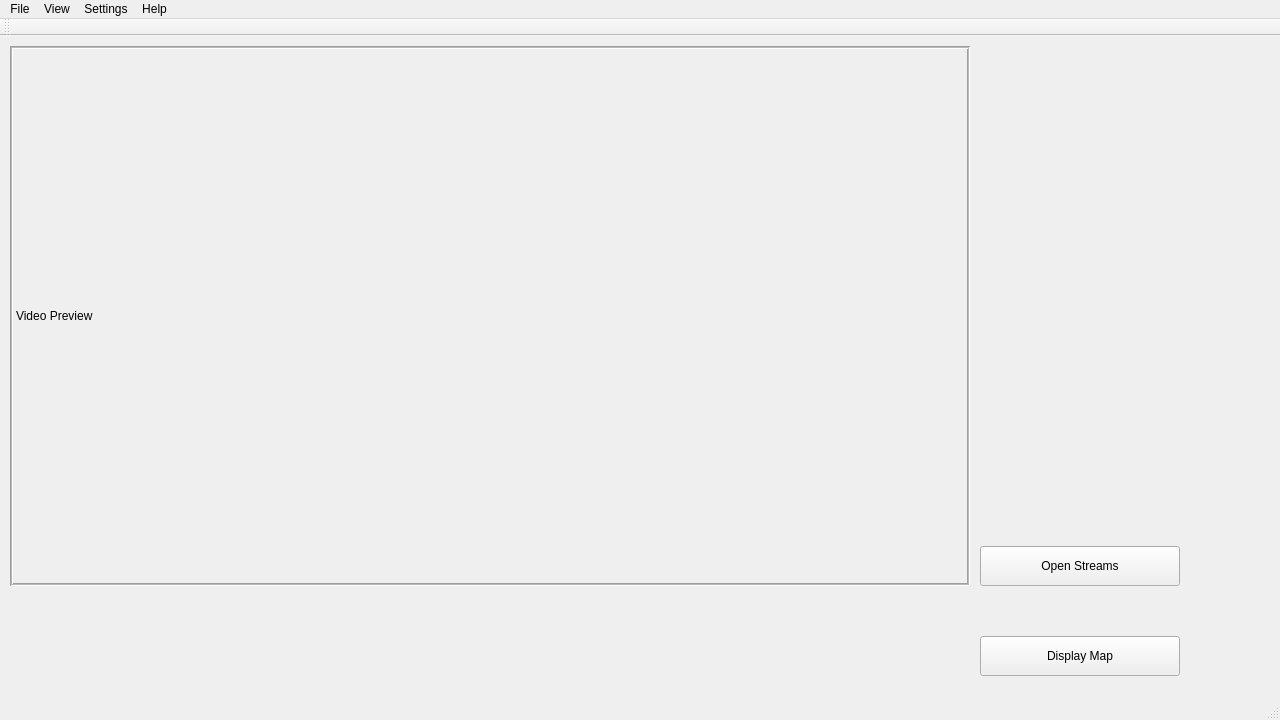
First picture: the form in apps-python/cam-station/mainwindow.ui, repository quachconghoang/iot-base, before the edit.
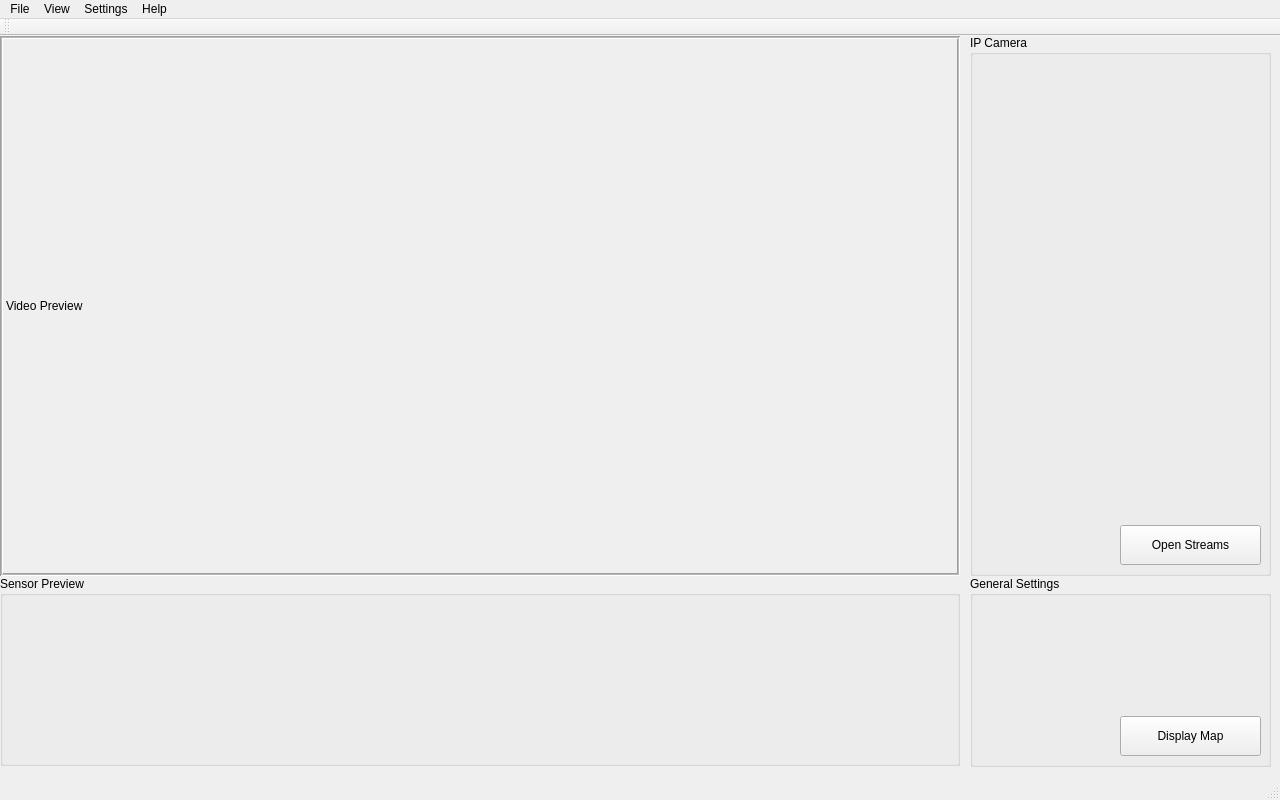
Second picture: the form after the edit.

Patch:
```diff
--- a/apps-python/cam-station/mainwindow.ui
+++ b/apps-python/cam-station/mainwindow.ui
@@ -7,9 +7,15 @@
     <x>0</x>
     <y>0</y>
     <width>1280</width>
-    <height>720</height>
+    <height>800</height>
    </rect>
   </property>
+  <property name="sizePolicy">
+   <sizepolicy hsizetype="Fixed" vsizetype="Fixed">
+    <horstretch>0</horstretch>
+    <verstretch>0</verstretch>
+   </sizepolicy>
+  </property>
   <property name="windowTitle">
    <string>MainWindow</string>
   </property>
@@ -17,31 +23,27 @@
    <bool>false</bool>
   </property>
   <widget class="QWidget" name="centralWidget">
-   <widget class="QPushButton" name="pushButton">
-    <property name="geometry">
-     <rect>
-      <x>980</x>
-      <y>510</y>
-      <width>200</width>
-      <height>40</height>
-     </rect>
-    </property>
-    <property name="text">
-     <string>Open Streams</string>
-    </property>
-    <property name="checkable">
-     <bool>true</bool>
-    </property>
-   </widget>
+   <property name="sizePolicy">
+    <sizepolicy hsizetype="Fixed" vsizetype="Fixed">
+     <horstretch>0</horstretch>
+     <verstretch>0</verstretch>
+    </sizepolicy>
+   </property>
    <widget class="QLabel" name="videoPreview">
     <property name="geometry">
      <rect>
-      <x>10</x>
-      <y>10</y>
+      <x>0</x>
+      <y>0</y>
       <width>960</width>
       <height>540</height>
      </rect>
     </property>
+    <property name="sizePolicy">
+     <sizepolicy hsizetype="Fixed" vsizetype="Fixed">
+      <horstretch>0</horstretch>
+      <verstretch>0</verstretch>
+     </sizepolicy>
+    </property>
     <property name="frameShape">
      <enum>QFrame::Box</enum>
     </property>
@@ -55,21 +57,86 @@
      <string>Video Preview</string>
     </property>
    </widget>
-   <widget class="QPushButton" name="pushBtn_Map">
+   <widget class="QGroupBox" name="groupBox">
     <property name="geometry">
      <rect>
-      <x>980</x>
-      <y>600</y>
-      <width>200</width>
-      <height>40</height>
+      <x>970</x>
+      <y>-1</y>
+      <width>301</width>
+      <height>541</height>
      </rect>
     </property>
-    <property name="text">
-     <string>Display Map</string>
+    <property name="title">
+     <string>IP Camera</string>
     </property>
-    <property name="checkable">
-     <bool>true</bool>
+    <widget class="QPushButton" name="pushBtn_Video">
+     <property name="geometry">
+      <rect>
+       <x>150</x>
+       <y>490</y>
+       <width>141</width>
+       <height>40</height>
+      </rect>
+     </property>
+     <property name="text">
+      <string>Open Streams</string>
+     </property>
+     <property name="checkable">
+      <bool>true</bool>
+     </property>
+    </widget>
+   </widget>
+   <widget class="QGroupBox" name="groupBox_2">
+    <property name="geometry">
+     <rect>
+      <x>970</x>
+      <y>540</y>
+      <width>301</width>
+      <height>191</height>
+     </rect>
     </property>
+    <property name="title">
+     <string>General Settings</string>
+    </property>
+    <widget class="QPushButton" name="pushBtn_Map">
+     <property name="geometry">
+      <rect>
+       <x>150</x>
+       <y>140</y>
+       <width>141</width>
+       <height>40</height>
+      </rect>
+     </property>
+     <property name="text">
+      <string>Display Map</string>
+     </property>
+     <property name="checkable">
+      <bool>true</bool>
+     </property>
+    </widget>
+   </widget>
+   <widget class="QGroupBox" name="groupBox_3">
+    <property name="geometry">
+     <rect>
+      <x>0</x>
+      <y>540</y>
+      <width>960</width>
+      <height>190</height>
+     </rect>
+    </property>
+    <property name="title">
+     <string>Sensor Preview</string>
+    </property>
+    <widget class="QWidget" name="iot_widget" native="true">
+     <property name="geometry">
+      <rect>
+       <x>0</x>
+       <y>20</y>
+       <width>960</width>
+       <height>170</height>
+      </rect>
+     </property>
+    </widget>
    </widget>
   </widget>
   <widget class="QMenuBar" name="menuBar">
```
